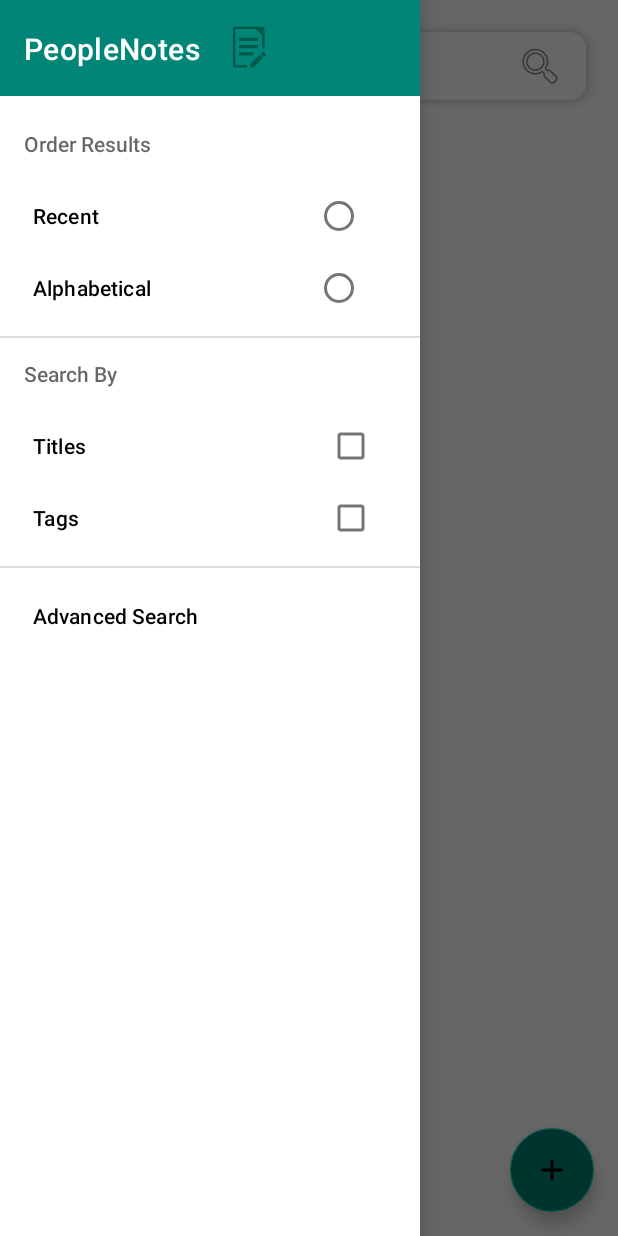
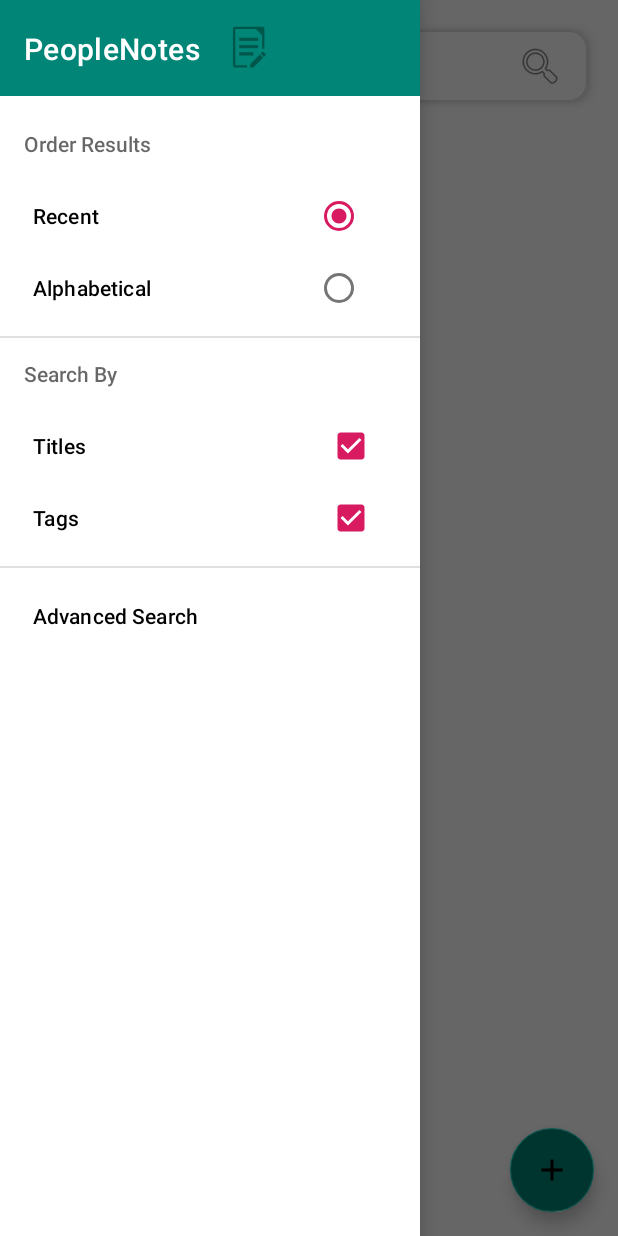
Before and after one commit to ajsnarr98/LinkNotes, an Android app: the screen it shows after launch (SearchActivity), after a tap on "Recent", on a phone screen of 412 x 824 dp. Run offline under Robolectric (Android 15) with nearby library versions, the phone set to English and light mode, and no system bars; our stand-ins replace Firebase (no records; nobody signed in at launch, a user with empty details on screens opened directly), Timber; libraries missing offline, so code that uses them is left out: me.xdrop.fuzzywuzzy; 2 other taps on this screen came first.

Commit message:
added selectable nav drawer buttons

```diff
--- /dev/null
+++ b/app/src/main/java/com/ajsnarr/peoplenotes/search/MenuActionGroup.kt
@@ -0,0 +1,72 @@
+package com.ajsnarr.peoplenotes.search
+
+import android.view.MenuItem
+import android.widget.Checkable
+
+/**
+ * Represents a group of menu items and their action views.
+ */
+abstract class MenuActionGroup(val menuItems: List<MenuItem>, val defaultSelections: List<MenuItem>) {
+
+    /**
+     * Used to figure out if menu item or the actionView was first item clicked.
+     *
+     * Parallel to list of menuItems and actionViews.
+     */
+    private val isItemClicked: MutableList<Boolean> = menuItems.map { false }.toMutableList()
+
+    init {
+        menuItems.forEachIndexed { i, menuItem ->
+
+            // listener for menu item
+            val menuItemClickedListener = { _: MenuItem ->
+                if (!isItemClicked[i])  {
+                    // if menu item was first item clicked
+                    isItemClicked[i] = true
+                    menuItem.actionView.performClick()
+                }
+
+                onMenuItemClick(menuItem)
+                isItemClicked[i] = false
+                true
+            }
+            menuItem.setOnMenuItemClickListener(menuItemClickedListener)
+
+            // listener for action view
+            menuItem.actionView.setOnClickListener {
+                if (!isItemClicked[i]) {
+                    // if action view was first item clicked
+                    isItemClicked[i] = true
+                    menuItemClickedListener(menuItem)
+                }
+
+                onActionViewClick(getActionView(menuItem))
+                isItemClicked[i] = false
+            }
+        }
+
+        // update based on default selections
+        defaultSelections.forEach { menuItem ->
+            getActionView(menuItem).isChecked = true
+        }
+    }
+
+    protected fun getActionView(menuItem: MenuItem): Checkable {
+        val view = menuItem.actionView
+        if (view is Checkable) {
+            return view
+        } else {
+            throw IllegalStateException("Action view must implement Checkable")
+        }
+    }
+
+    /**
+     * Called when a specific action layout is clicked.
+     *
+     * @param index of associated menuItem
+     * @param actionView actionLayout that is clicked
+     */
+    protected abstract fun onActionViewClick(actionView: Checkable)
+
+    protected abstract fun onMenuItemClick(menuItem: MenuItem)
+}
--- /dev/null
+++ b/app/src/main/java/com/ajsnarr/peoplenotes/search/MultiSelectMenuActionGroup.kt
@@ -0,0 +1,35 @@
+package com.ajsnarr.peoplenotes.search
+
+import android.view.MenuItem
+import android.widget.Checkable
+
+/**
+ * @property onSelectionChange called with the menu item ids of every selected item in the group
+ */
+class MultiSelectMenuActionGroup(
+    menuItems: List<MenuItem>,
+    defaultSelections: List<MenuItem> = menuItems,
+    val onSelectionChange: (selections: List<Int>) -> Unit,
+) : MenuActionGroup(menuItems, defaultSelections) {
+
+    init {
+        // update based on current (default) selections
+        val menuItem = defaultSelections.first()
+        onMenuItemClick(menuItem)
+        onActionViewClick(getActionView(menuItem))
+    }
+
+    /**
+     * All currently 'checked' menu items
+     */
+    private val selectedItems: List<MenuItem>
+        get() = menuItems.filter { menuItem ->
+            getActionView(menuItem).isChecked
+        }
+
+    override fun onActionViewClick(actionView: Checkable) {
+        // do nothing
+    }
+
+    override fun onMenuItemClick(menuItem: MenuItem) = onSelectionChange(selectedItems.map { it.itemId })
+}
--- a/app/src/main/java/com/ajsnarr/peoplenotes/search/SearchActivity.kt
+++ b/app/src/main/java/com/ajsnarr/peoplenotes/search/SearchActivity.kt
@@ -6,7 +6,6 @@ import android.content.res.Configuration
 import android.os.Bundle
 import android.text.Editable
 import android.text.TextWatcher
-import android.view.Menu
 import android.view.MenuItem
 import android.view.View
 import android.widget.AdapterView
@@ -24,7 +23,6 @@ import com.ajsnarr.peoplenotes.databinding.ActivitySearchBinding
 import com.ajsnarr.peoplenotes.notes.EditNoteActivity
 import com.ajsnarr.peoplenotes.notes.ViewNoteActivity
 import com.ajsnarr.peoplenotes.util.hideKeyboardFrom
-import com.ajsnarr.peoplenotes.util.max
 import me.xdrop.fuzzywuzzy.FuzzySearch
 import timber.log.Timber
 
@@ -33,19 +31,14 @@ import timber.log.Timber
  */
 const val MIN_SEARCH_LENGTH = 3
 
-private enum class SearchType(val text: String) {
-    ALL("All Results"),
-    TAG("Tag"),
-    NAME("Name");
-
-    override fun toString() = text
+private enum class SearchType(val resId: Int) {
+    TAG(R.id.search_filter_tags),
+    TITLE(R.id.search_filter_title),
 }
 
-private enum class ResultOrderType(val text: String) {
-    RECENT("Recent"),
-    ALPHABETICAL("Alphabetical");
-
-    override fun toString() = text
+private enum class ResultOrderType(val resId: Int) {
+    RECENT(R.id.sort_order_recent),
+    ALPHABETICAL(R.id.sort_order_alpha),
 }
 
 class SearchActivity : BaseActivity() {
@@ -67,6 +60,9 @@ class SearchActivity : BaseActivity() {
     private lateinit var viewModel: SearchViewModel
 
     private lateinit var drawerToggle: ActionBarDrawerToggle
+
+    private lateinit var searchTypeSelections: MenuActionGroup
+    private lateinit var resultOrderSelections: MenuActionGroup
 
     override fun onCreate(savedInstanceState: Bundle?) {
         super.onCreate(savedInstanceState)
@@ -165,6 +161,21 @@ class SearchActivity : BaseActivity() {
             syncState()
         }
         binding.drawerLayout.addDrawerListener(drawerToggle)
+
+        // setup search type selection
+        val searchTypeGroup = SearchType.values().map { searchType -> binding.navView.menu.findItem(searchType.resId) }
+        val defaultSearchTypes = searchTypeGroup
+        searchTypeSelections = MultiSelectMenuActionGroup(searchTypeGroup, defaultSearchTypes) { selections ->
+            Timber.d("selected titles: ${SearchType.TITLE.resId in selections}; tags: ${SearchType.TAG.resId in selections}" )
+        }
+
+        // setup search result order selection
+        val resultOrderTypeGroup = ResultOrderType.values().map { resultOrderType -> binding.navView.menu.findItem(resultOrderType.resId) }
+        val defaultResultOrder = binding.navView.menu.findItem(ResultOrderType.RECENT.resId)
+        resultOrderSelections = SingleSelectMenuActionGroup(resultOrderTypeGroup, defaultResultOrder) { selection ->
+            val name = ResultOrderType.values().find { it.resId == selection }
+            Timber.d("selected $name" )
+        }
     }
 
     private fun setupSearchBar() {
@@ -202,35 +213,37 @@ class SearchActivity : BaseActivity() {
      */
     private fun filterForSearch(notes: List<Note>): List<Note> {
 
-        // TODO - improve search results shown (search "my " and "my random note" will show but not "my 1")
+//        // TODO - improve search results shown (search "my " and "my random note" will show but not "my 1")
+//
+//        val searchStr = binding.searchBar.text.toString()
+//        val filtered = notes.filter { note ->
+//            // search must be at least MIN_SEARCH_LENGTH chars (otherwise all are shown)
+//            (searchStr.length < MIN_SEARCH_LENGTH) or
+//            when (binding.searchFiltersDropdown.selectedItem) {
+//                SearchType.ALL -> fuzzyMatch(searchStr, note.name)
+//                        || note.tags.any { tag -> fuzzyMatch(searchStr, tag.text) }
+//                SearchType.NAME -> fuzzyMatch(searchStr, note.name)
+//                SearchType.TAG -> note.tags.any { tag -> fuzzyMatch(searchStr, tag.text) }
+//                else -> true // display everything
+//            }
+//        }
+//
+//        // order by fuzzy match
+//        return filtered.sortedByDescending { note ->
+//            when (binding.searchFiltersDropdown.selectedItem) {
+//                SearchType.ALL -> max(
+//                    FuzzySearch.ratio(searchStr, note.name),
+//                    note.tags.map
+//                    { tag -> FuzzySearch.ratio(searchStr, tag.text) }.max() ?: Int.MIN_VALUE
+//                )
+//                SearchType.NAME -> FuzzySearch.ratio(searchStr, note.name)
+//                SearchType.TAG -> note.tags.map<Tag, Int>
+//                { tag -> FuzzySearch.ratio(searchStr, tag.text) }.max()
+//                else -> throw IllegalArgumentException("Unrecognized search filter type")
+//            }
+//        }
 
-        val searchStr = binding.searchBar.text.toString()
-        val filtered = notes.filter { note ->
-            // search must be at least MIN_SEARCH_LENGTH chars (otherwise all are shown)
-            (searchStr.length < MIN_SEARCH_LENGTH) or
-            when (binding.searchFiltersDropdown.selectedItem) {
-                SearchType.ALL -> fuzzyMatch(searchStr, note.name)
-                        || note.tags.any { tag -> fuzzyMatch(searchStr, tag.text) }
-                SearchType.NAME -> fuzzyMatch(searchStr, note.name)
-                SearchType.TAG -> note.tags.any { tag -> fuzzyMatch(searchStr, tag.text) }
-                else -> true // display everything
-            }
-        }
-
-        // order by fuzzy match
-        return filtered.sortedByDescending { note ->
-            when (binding.searchFiltersDropdown.selectedItem) {
-                SearchType.ALL -> max(
-                    FuzzySearch.ratio(searchStr, note.name),
-                    note.tags.map
-                    { tag -> FuzzySearch.ratio(searchStr, tag.text) }.max() ?: Int.MIN_VALUE
-                )
-                SearchType.NAME -> FuzzySearch.ratio(searchStr, note.name)
-                SearchType.TAG -> note.tags.map<Tag, Int>
-                { tag -> FuzzySearch.ratio(searchStr, tag.text) }.max()
-                else -> throw IllegalArgumentException("Unrecognized search filter type")
-            }
-        }
+        return notes
     }
 
     private fun fuzzyMatch(searchStr: String, matchTo: String): Boolean {
--- /dev/null
+++ b/app/src/main/java/com/ajsnarr/peoplenotes/search/SingleSelectMenuActionGroup.kt
@@ -0,0 +1,40 @@
+package com.ajsnarr.peoplenotes.search
+
+import android.view.MenuItem
+import android.widget.Checkable
+
+/**
+ * @property onSelectionChange called with the id of the menu item that was just clicked
+ */
+class SingleSelectMenuActionGroup(
+    menuItems: List<MenuItem>,
+    defaultSelection: MenuItem = menuItems.first(),
+    val onSelectionChange: (selection: Int) -> Unit,
+) : MenuActionGroup(menuItems, listOf(defaultSelection)) {
+
+    init {
+        // update based on current (default) selection
+        val menuItem = defaultSelections.first()
+        onMenuItemClick(menuItem)
+        onActionViewClick(getActionView(menuItem))
+    }
+
+    override fun onActionViewClick(actionView: Checkable) {
+        if (actionView.isChecked) {
+            uncheckOthers(actionView)
+        }
+    }
+
+    override fun onMenuItemClick(menuItem: MenuItem) = onSelectionChange(menuItem.itemId)
+
+    /**
+     * Uncheck all other action views.
+     */
+    private fun uncheckOthers(actionView: Checkable)  {
+        menuItems
+            .filter { it.actionView != actionView }
+            .forEach { menuItem ->
+                getActionView(menuItem).isChecked = false
+            }
+    }
+}
--- a/app/src/main/res/layout/view_drawer_checkbox.xml
+++ b/app/src/main/res/layout/view_drawer_checkbox.xml
@@ -1,13 +1,6 @@
 <?xml version="1.0" encoding="utf-8"?>
-<LinearLayout xmlns:android="http://schemas.android.com/apk/res/android"
-    android:id="@+id/checkbox_layout"
-    android:orientation="horizontal"
-    android:layout_width="match_parent"
-    android:layout_height="match_parent" >
-
-    <com.google.android.material.checkbox.MaterialCheckBox
+<com.google.android.material.checkbox.MaterialCheckBox
+        xmlns:android="http://schemas.android.com/apk/res/android"
         android:id="@+id/checkbox"
         android:layout_width="match_parent"
         android:layout_height="match_parent" />
-
-</LinearLayout>
--- a/app/src/main/res/layout/view_drawer_radio_btn.xml
+++ b/app/src/main/res/layout/view_drawer_radio_btn.xml
@@ -1,13 +1,6 @@
 <?xml version="1.0" encoding="utf-8"?>
-<LinearLayout xmlns:android="http://schemas.android.com/apk/res/android"
-    android:id="@+id/checkbox_layout"
-    android:orientation="horizontal"
+<com.google.android.material.radiobutton.MaterialRadioButton
+    xmlns:android="http://schemas.android.com/apk/res/android"
+    android:id="@+id/radio_button"
     android:layout_width="match_parent"
-    android:layout_height="match_parent" >
-
-    <com.google.android.material.radiobutton.MaterialRadioButton
-        android:id="@+id/radio_button"
-        android:layout_width="match_parent"
-        android:layout_height="match_parent" />
-
-</LinearLayout>
+    android:layout_height="match_parent" />
--- a/app/src/main/res/menu/menu_search_nav_drawer.xml
+++ b/app/src/main/res/menu/menu_search_nav_drawer.xml
@@ -8,12 +8,12 @@
                 <item
                     android:id="@+id/sort_order_recent"
                     android:title="@string/nav_sort_order_recent"
-                    android:checkable="true"
+                    android:checkable="false"
                     app:actionLayout="@layout/view_drawer_radio_btn" />
                 <item
                     android:id="@+id/sort_order_alpha"
                     android:title="@string/nav_sort_order_alpha"
-                    android:checkable="true"
+                    android:checkable="false"
                     app:actionLayout="@layout/view_drawer_radio_btn" />
             </group>
         </menu>
@@ -25,11 +25,11 @@
                 <item
                     android:id="@+id/search_filter_title"
                     android:title="@string/nav_search_filter_titles"
-                    android:checkable="true"
+                    android:checkable="false"
                     app:actionLayout="@layout/view_drawer_checkbox" />
                 <item
                     android:id="@+id/search_filter_tags"
-                    android:checkable="true"
+                    android:checkable="false"
                     android:title="@string/nav_search_filter_tags"
                     app:actionLayout="@layout/view_drawer_checkbox"/>
             </group>
```
